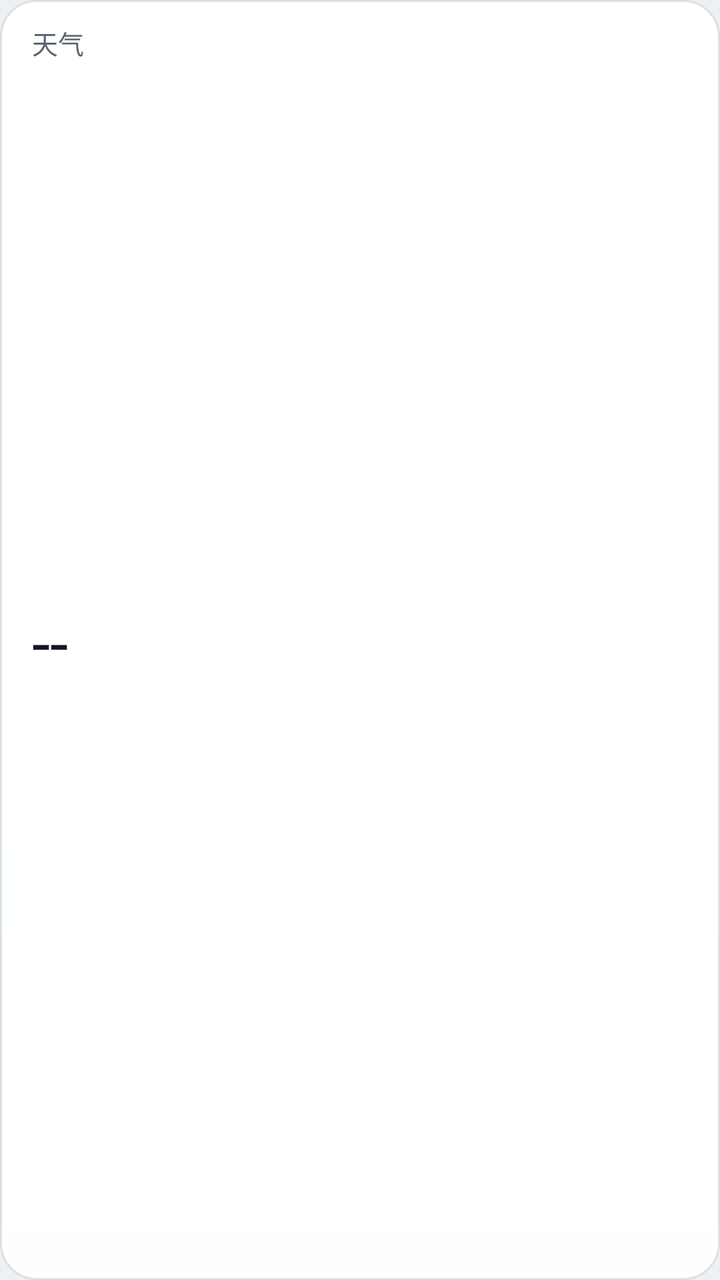
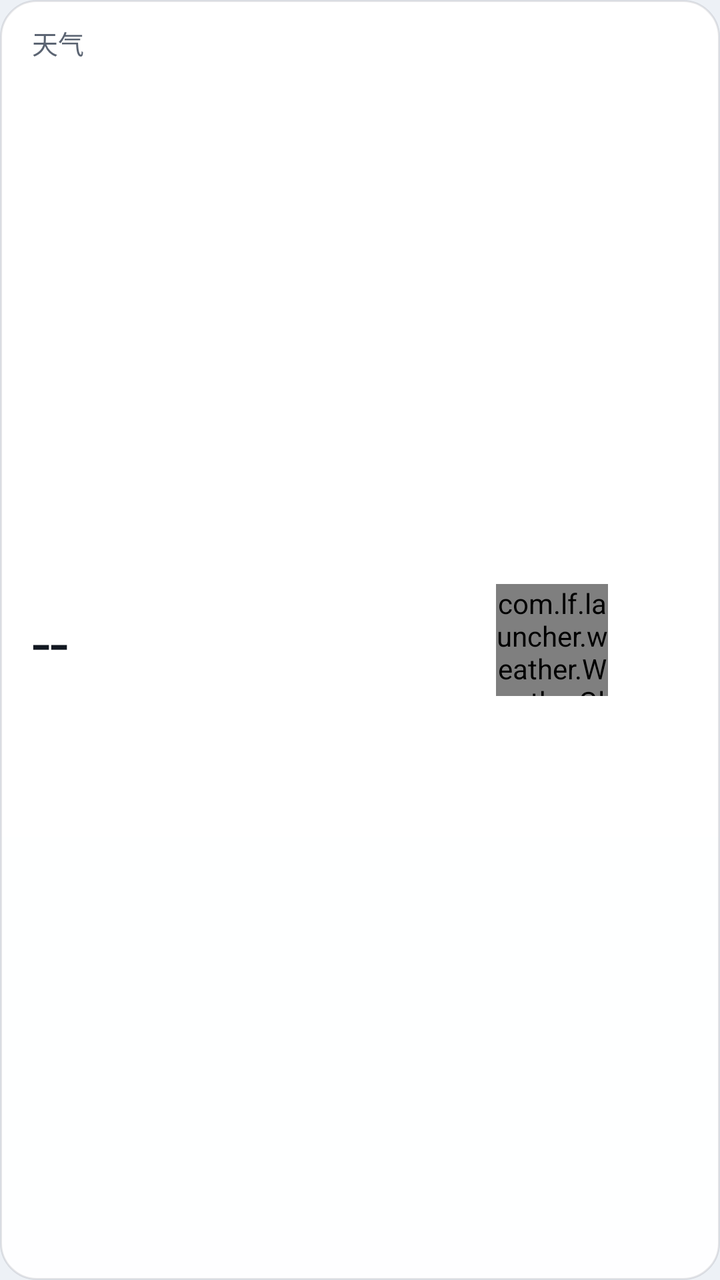

The first picture is an Android layout as it rendered before a commit; the second is the same layout after the commit. The layout source and the unified diff follow.
<!-- AndroidManifest.xml: application theme Theme.CarLauncher -->
<!-- res/layout/include_weather_card.xml -->
<?xml version="1.0" encoding="utf-8"?>
<FrameLayout xmlns:android="http://schemas.android.com/apk/res/android"
    android:layout_width="match_parent"
    android:layout_height="match_parent"
    android:background="@drawable/bg_card"
    android:clickable="true"
    android:focusable="true"
    android:paddingHorizontal="@dimen/card_padding_horizontal"
    android:paddingTop="@dimen/card_padding_vertical"
    android:paddingBottom="@dimen/card_padding_vertical">

    <LinearLayout
        android:layout_width="match_parent"
        android:layout_height="match_parent"
        android:orientation="vertical">

        <LinearLayout
            android:layout_width="match_parent"
            android:layout_height="wrap_content"
            android:gravity="center_vertical"
            android:orientation="horizontal">

            
            <LinearLayout
                android:layout_width="0dp"
                android:layout_height="wrap_content"
                android:layout_weight="1"
                android:gravity="center_vertical"
                android:orientation="horizontal">

                <TextView
                    android:id="@+id/weather_city"
                    android:layout_width="wrap_content"
                    android:layout_height="wrap_content"
                    android:ellipsize="end"
                    android:includeFontPadding="false"
                    android:maxLines="1"
                    android:text="@string/card_weather_title"
                    android:textColor="@color/text_secondary"
                    android:textSize="@dimen/card_title_text_size" />

                <TextView
                    android:id="@+id/weather_district"
                    android:layout_width="wrap_content"
                    android:layout_height="wrap_content"
                    android:layout_marginStart="6dp"
                    android:includeFontPadding="false"
                    android:maxLines="1"
                    android:textColor="@color/text_tertiary"
                    android:textSize="@dimen/card_body_text_size"
                    android:visibility="gone" />
            </LinearLayout>

            <TextView
                android:id="@+id/weather_at"
                android:layout_width="wrap_content"
                android:layout_height="wrap_content"
                android:layout_marginStart="8dp"
                android:includeFontPadding="false"
                android:textColor="@color/text_tertiary"
                android:textSize="@dimen/card_body_text_size" />
        </LinearLayout>

        <LinearLayout
            android:layout_width="match_parent"
            android:layout_height="0dp"
            android:layout_weight="1"
            android:gravity="center_vertical"
            android:orientation="horizontal">

            <TextView
                android:id="@+id/weather_temp"
                android:layout_width="wrap_content"
                android:layout_height="wrap_content"
                android:fontFeatureSettings="tnum"
                android:includeFontPadding="false"
                android:text="--"
                android:textColor="@color/text_primary"
                android:textSize="@dimen/weather_temp_text_size" />

            <TextView
                android:id="@+id/weather_text"
                android:layout_width="0dp"
                android:layout_height="wrap_content"
                android:layout_marginStart="10dp"
                android:layout_weight="1"
                android:ellipsize="end"
                android:gravity="start"
                android:maxLines="2"
                android:text=""
                android:textColor="@color/text_secondary"
                android:textSize="@dimen/music_artist_text_size" />
        </LinearLayout>

        <TextView
            android:id="@+id/weather_range"
            android:layout_width="match_parent"
            android:layout_height="wrap_content"
            android:ellipsize="end"
            android:includeFontPadding="false"
            android:maxLines="1"
            android:textColor="@color/text_tertiary"
            android:textSize="@dimen/card_body_text_size" />
    </LinearLayout>

</FrameLayout>
<!-- resources referenced by this layout -->
<resources>
  <color name="text_primary">#121821</color>
  <color name="text_secondary">#5B6472</color>
  <color name="text_tertiary">#8D96A4</color>
  <dimen name="card_body_text_size">10sp</dimen>
  <dimen name="card_padding_horizontal">12dp</dimen>
  <dimen name="card_padding_vertical">8dp</dimen>
  <dimen name="card_title_text_size">11sp</dimen>
  <dimen name="music_artist_text_size">13sp</dimen>
  <dimen name="weather_temp_text_size">26sp</dimen>
  <!-- drawable bg_card (drawable) -->
  <?xml version="1.0" encoding="utf-8"?>
  <shape xmlns:android="http://schemas.android.com/apk/res/android"
      android:shape="rectangle">
      
      <gradient
          android:angle="270"
          android:endColor="@color/card_bg_bottom"
          android:startColor="@color/card_bg_top"
          android:type="linear" />
      <corners android:radius="@dimen/home_card_corner_radius" />
      <stroke
          android:width="1dp"
          android:color="@color/card_stroke" />
  </shape>
  <string name="card_weather_title">天气</string>
  <style name="Theme.CarLauncher" parent="Theme.AppCompat.DayNight.NoActionBar">
          <item name="android:windowBackground">@color/bg_base</item>
          <item name="android:colorBackground">@color/bg_base</item>
          <item name="android:statusBarColor">@android:color/transparent</item>
          <item name="android:navigationBarColor">@android:color/transparent</item>
          <item name="android:windowLightStatusBar">@bool/light_system_bars</item>
          <item name="android:windowLightNavigationBar">@bool/light_system_bars</item>
          <item name="android:windowDrawsSystemBarBackgrounds">true</item>
          <item name="android:windowActionBar">false</item>
          <item name="android:windowNoTitle">true</item>
          
          <item name="colorAccent">@color/accent</item>
          <item name="colorControlActivated">@color/accent</item>
          <item name="colorControlHighlight">@color/accent_soft</item>
      </style>
  <color name="card_bg_bottom">#EDFFFFFF</color>
  <color name="card_bg_top">#FAFFFFFF</color>
  <dimen name="home_card_corner_radius">14dp</dimen>
  <color name="card_stroke">#1A0B1220</color>
  <color name="bg_base">#EDF1F6</color>
  <color name="accent">#2F6FE0</color>
  <color name="accent_soft">#2A2F6FE0</color>
</resources>

<!-- the commit's change to res/layout/include_weather_card.xml (unified diff, before → after) -->
@@ -12,6 +12,7 @@
     <LinearLayout
         android:layout_width="match_parent"
         android:layout_height="match_parent"
+        android:layout_marginEnd="@dimen/weather_glyph_size"
         android:orientation="vertical">
 
         <LinearLayout
@@ -83,6 +84,7 @@
                 android:layout_width="0dp"
                 android:layout_height="wrap_content"
                 android:layout_marginStart="10dp"
+                android:layout_marginEnd="@dimen/weather_glyph_margin_end"
                 android:layout_weight="1"
                 android:ellipsize="end"
                 android:gravity="start"
@@ -96,6 +98,7 @@
             android:id="@+id/weather_range"
             android:layout_width="match_parent"
             android:layout_height="wrap_content"
+            android:layout_marginEnd="@dimen/weather_glyph_margin_end"
             android:ellipsize="end"
             android:includeFontPadding="false"
             android:maxLines="1"
@@ -103,4 +106,12 @@
             android:textSize="@dimen/card_body_text_size" />
     </LinearLayout>
 
+    
+    <com.lf.launcher.weather.WeatherGlyphView
+        android:id="@+id/weather_glyph"
+        android:layout_width="@dimen/weather_glyph_size"
+        android:layout_height="@dimen/weather_glyph_size"
+        android:layout_gravity="end|center_vertical"
+        android:layout_marginEnd="@dimen/weather_glyph_margin_end" />
+
 </FrameLayout>
<!-- resource entries referenced after the edit -->
@@ -8,6 +8,8 @@
   <dimen name="card_padding_vertical">8dp</dimen>
   <dimen name="card_title_text_size">11sp</dimen>
   <dimen name="music_artist_text_size">13sp</dimen>
+  <dimen name="weather_glyph_margin_end">38dp</dimen>
+  <dimen name="weather_glyph_size">52dp</dimen>
   <dimen name="weather_temp_text_size">26sp</dimen>
   <!-- drawable bg_card (drawable) -->
   <?xml version="1.0" encoding="utf-8"?>
